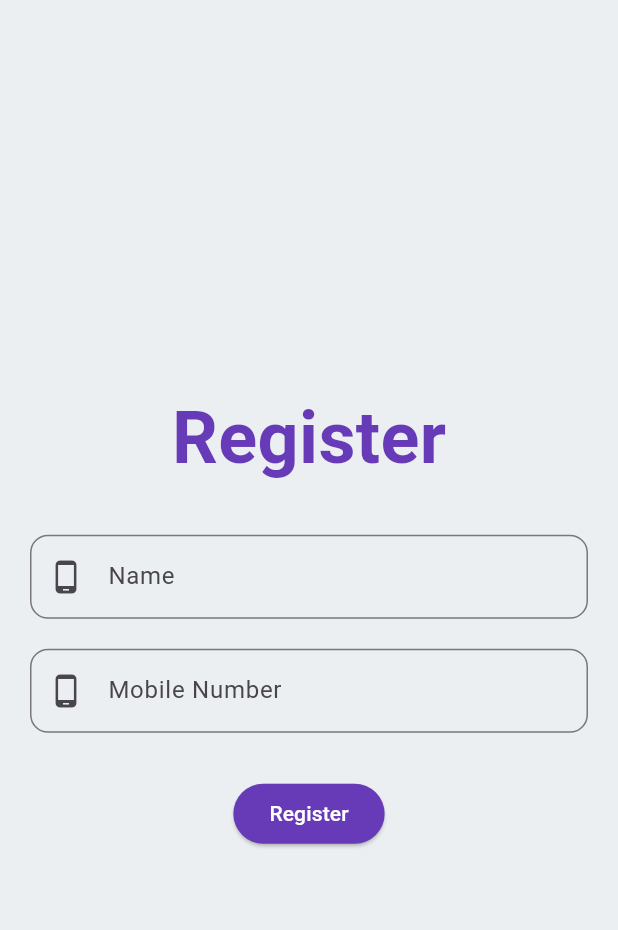
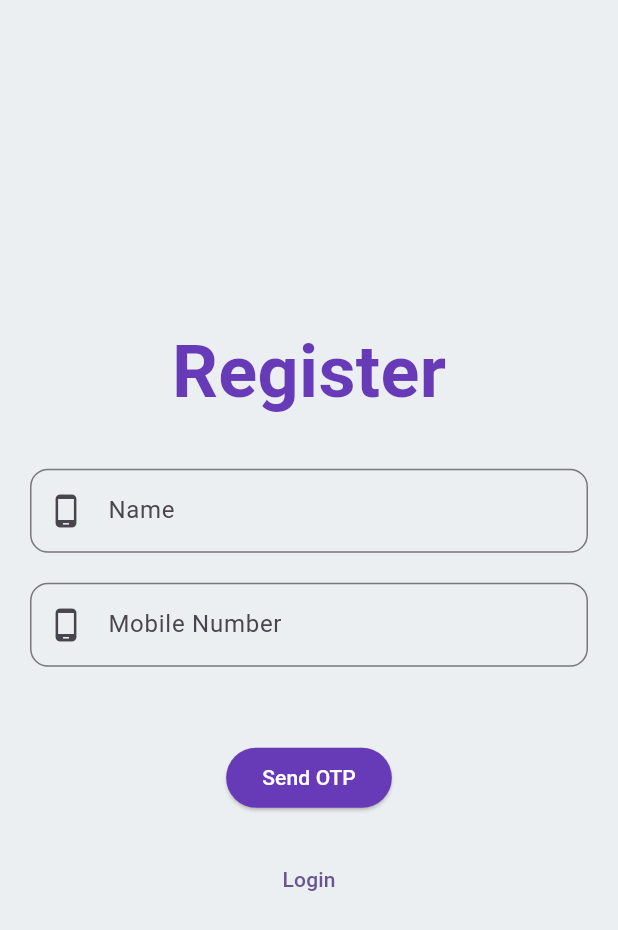
Before and after one commit to neelislam/production_app_client, a Flutter app: the screen it shows after launch, on a phone screen of 412 x 824 dp. Shown: the top 930 px of the screen. Run offline on Flutter 3.47's test engine with Material 3 defaults, Android fonts, the phone set to English and light mode, and no system bars; our stand-ins replace cloud_firestore, dropdown_button2, firebase_core, get; missing offline and left inert: otp_text_field_v2; accounts and stored records are empty.

Commit message:
Fixed OTP field 4:26

```diff
--- a/lib/pages/register_page.dart
+++ b/lib/pages/register_page.dart
@@ -1,6 +1,7 @@
 import 'package:flutter/material.dart';
 import 'package:get/get_state_manager/src/simple/get_state.dart';
 import 'package:production_app_client/controller/login_controller.dart';
+import 'package:production_app_client/pages/widgets/otp_text_field.dart';
 
 class RegisterPage extends StatefulWidget {
   const RegisterPage({super.key});
@@ -12,7 +13,8 @@ class RegisterPage extends StatefulWidget {
 class _RegisterPageState extends State<RegisterPage> {
   @override
   Widget build(BuildContext context) {
-    return GetBuilder<LoginController>(builder: (logic) {
+    return GetBuilder<LoginController>(
+      builder: (logic) {
         return Scaffold(
           body: Container(
             width: double.maxFinite,
@@ -57,20 +59,36 @@ class _RegisterPageState extends State<RegisterPage> {
                   ),
                 ),
                 SizedBox(height: 30),
+                OtpTextField(
+                  otpController: logic.otpController,
+                  visible: logic.otpFieldShow,
+                  onComplete: (otp) {
+                    logic.otpEntered = int.tryParse(otp ?? '000');
+                  },
+                ),
+                SizedBox(height: 20),
                 ElevatedButton(
                   onPressed: () {
+                    if (logic.otpFieldShow) {
                       logic.adduser();
+                    } else {
+                      logic.sendOtp();
+                    }
+                    setState(() {});
                   },
                   style: ElevatedButton.styleFrom(
                     foregroundColor: Colors.white,
                     backgroundColor: Colors.deepPurple,
                   ),
-                child: Text('Register'),
+                  child: Text(logic.otpFieldShow ? 'Register' : 'Send OTP'),
                 ),
+                SizedBox(height: 20),
+                TextButton(onPressed: () {}, child: Text('Login')),
               ],
             ),
           ),
         );
-    });
+      },
+    );
   }
 }
--- a/pubspec.yaml
+++ b/pubspec.yaml
@@ -8,6 +8,7 @@ environment:
   sdk: ^3.8.1
 
 dependencies:
+  otp_text_field_v2: ^1.0.3
   dropdown_button2: ^2.3.9
   get: ^4.6.6
   firebase_core: ^2.24.2
@@ -20,6 +21,7 @@ dependencies:
 dev_dependencies:
   build_runner: ^2.4.7
   json_serializable: ^6.7.1
+
   flutter_test:
     sdk: flutter
   flutter_lints: ^5.0.0
```
Also changed, not shown: pubspec.lock. Lines whose indentation alone changed are shown as unchanged.
